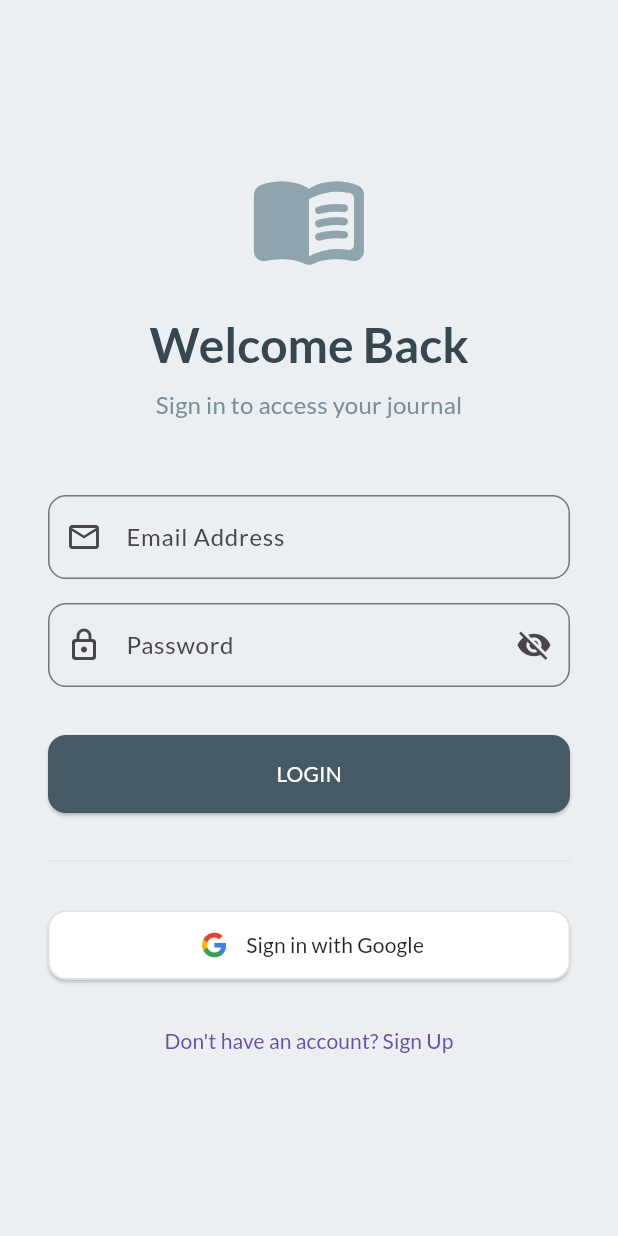
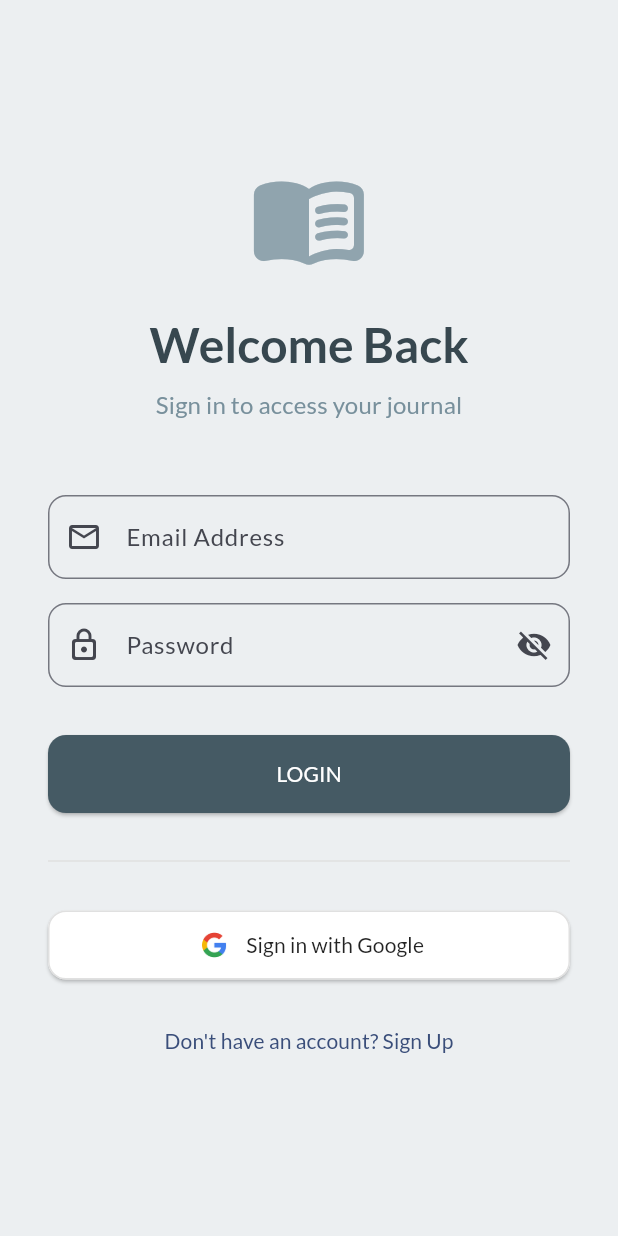
Before and after one commit to Aabi7904/photo-journal-app, a Flutter app: the screen it shows after launch, on a phone screen of 412 x 824 dp. Run offline on Flutter 3.47's test engine with Material 3 defaults, Android fonts, the phone set to English and light mode, and no system bars; drawn by our look-alikes of flutter_animate, oktoast; our stand-ins replace cloud_firestore, firebase_auth, firebase_core, google_fonts, google_sign_in, image_picker and 1 more; missing offline and left inert: cloudinary_public; accounts and stored records are empty.

Commit message:
add some ui theme changes in main dart file alone

```diff
--- a/lib/main.dart
+++ b/lib/main.dart
@@ -23,14 +23,17 @@ class MyApp extends StatelessWidget {
         title: "Photo Journal",
         debugShowCheckedModeBanner: false,
         theme: ThemeData(
-          primarySwatch: Colors.blueGrey,
-          scaffoldBackgroundColor: const Color(0Xfff5f5f5),
-          appBarTheme: const AppBarTheme(
-            backgroundColor: Colors.white,
-            foregroundColor: Colors.black87,
-            elevation: 1,
+          colorScheme: ColorScheme.fromSeed(
+            seedColor: const Color(0xFF3A4E7A),
+            primary: const Color(0xFF3A4E7A),
+            secondary: const Color(0xFF00ADB5),
+            surface: Colors.white,
+            onPrimary: Colors.white,
+            onSecondary: Colors.white,
+            onSurface: const Color(0xFF222831),
           ),
-          textTheme: GoogleFonts.latoTextTheme(),
+
+          textTheme: GoogleFonts.latoTextTheme(Theme.of(context).textTheme),
           useMaterial3: true,
         ),
         home: const AuthGate(),
--- a/lib/screens/add_entry_screen.dart
+++ b/lib/screens/add_entry_screen.dart
@@ -41,15 +41,17 @@ class _AddEntryScreenState extends State<AddEntryScreen> {
   Future<void> _saveEntry() async {
     if (_formKey.currentState!.validate()) {
       setState(() => _isLoading = true);
-      try{
-
+      try {
         String? imageUrl;
         // 1. If an image was selected, upload it first
         if (_selectedImage != null) {
           imageUrl = await _storageService.uploadImage(_selectedImage!);
           if (imageUrl == null) {
             // Handle upload failure
-          showToast("Error: Image could not be uploaded.", position: ToastPosition.bottom);
+            showToast(
+              "Error: Image could not be uploaded.",
+              position: ToastPosition.bottom,
+            );
             setState(() => _isLoading = false);
             return; // Stop the process if upload fails
           }
@@ -71,15 +73,17 @@ class _AddEntryScreenState extends State<AddEntryScreen> {
         if (mounted) {
           Navigator.of(context).pop();
         }
-    }
-    catch (e) {
+      } catch (e) {
         // If any error occurs in the process, it will be caught here
         showToast("!! AN ERROR OCCURRED: $e");
-      showToast("An unexpected error occurred. Please try again.", position: ToastPosition.bottom);
+        showToast(
+          "An unexpected error occurred. Please try again.",
+          position: ToastPosition.bottom,
+        );
         if (mounted) {
           setState(() => _isLoading = false);
-
-  }}
+        }
+      }
     }
   }
 
@@ -159,7 +163,7 @@ class _AddEntryScreenState extends State<AddEntryScreen> {
             // If an image is selected, show it
             ? ClipRRect(
                 borderRadius: BorderRadius.circular(12),
-                child: Image.file(_selectedImage!, fit: BoxFit.cover),
+                child: Image.file(_selectedImage!, fit: BoxFit.fitWidth),
               )
             // Otherwise, show an icon and text
             : const Column(
```
Lines whose indentation alone changed are shown as unchanged.
